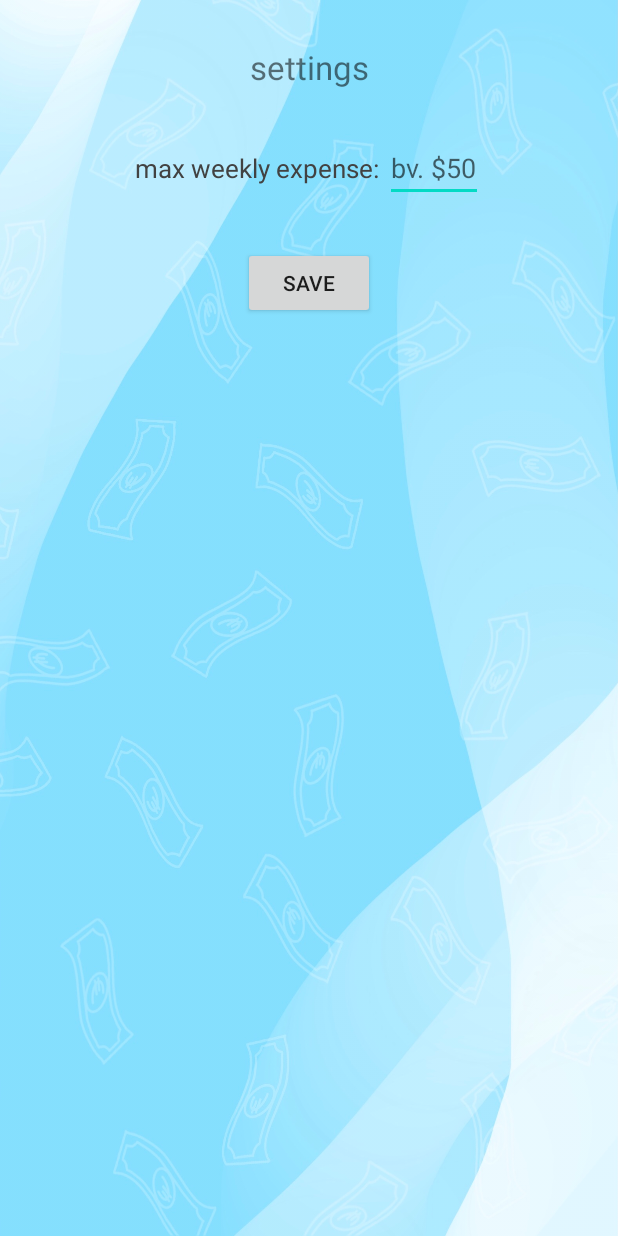
After one commit to W0utC/StudentMoneyApp, an Android app: the Settings screen opened directly, with no data from a screen before it, on a phone screen of 412 x 824 dp. The commit adds this screen. Run offline under Robolectric (Android 15) with nearby library versions, the phone set to English and light mode, and no system bars; network calls fail.

Commit message:
Wout V13: all data methods done (not implemented), SharedPreferences work, settings menu, scrollable viewData page 20/05

```diff
--- a/app/src/main/AndroidManifest.xml
+++ b/app/src/main/AndroidManifest.xml
@@ -33,6 +33,9 @@
         <activity
             android:name=".activity.TransactionReceive"
             android:exported="true" />
+        <activity
+            android:name=".activity.Settings"
+            android:exported="true" />
     </application>
 
 </manifest>
--- a/app/src/main/res/layout/scrollable_test.xml
+++ b/app/src/main/res/layout/scrollable_test.xml
@@ -12,7 +12,6 @@
 
 
     <androidx.constraintlayout.widget.ConstraintLayout
-
         android:layout_width="match_parent"
         android:layout_height="wrap_content">
 
--- /dev/null
+++ b/app/src/main/res/layout/settings_page.xml
@@ -0,0 +1,66 @@
+<?xml version="1.0" encoding="utf-8"?>
+<androidx.constraintlayout.widget.ConstraintLayout xmlns:android="http://schemas.android.com/apk/res/android"
+    xmlns:app="http://schemas.android.com/apk/res-auto"
+    xmlns:tools="http://schemas.android.com/tools"
+    android:layout_height="match_parent"
+    android:layout_width="match_parent"
+    android:background="@drawable/background"
+    tools:context=".activity.MainActivity">
+
+    <TextView
+        android:id="@+id/txtSettings"
+        android:layout_width="wrap_content"
+        android:layout_height="wrap_content"
+        android:layout_centerHorizontal="true"
+        android:layout_marginTop="30dp"
+        android:text="@string/settings"
+        android:textSize="22sp"
+        app:layout_constraintEnd_toEndOf="parent"
+        app:layout_constraintStart_toStartOf="parent"
+        app:layout_constraintTop_toTopOf="parent" />
+
+    <LinearLayout
+        android:id="@+id/linLayWeeklyExpense"
+        android:layout_width="wrap_content"
+        android:layout_height="wrap_content"
+        android:layout_below="@+id/txtSettings"
+        android:layout_alignParentStart="true"
+        android:layout_alignParentEnd="true"
+        android:layout_marginTop="30dp"
+        android:gravity="center_horizontal"
+        app:layout_constraintEnd_toEndOf="parent"
+        app:layout_constraintStart_toStartOf="parent"
+        app:layout_constraintTop_toBottomOf="@+id/txtSettings">
+
+        <TextView
+            android:id="@+id/txtWeeklyExpense"
+            android:layout_width="wrap_content"
+            android:layout_height="wrap_content"
+            android:text="max weekly expense: "
+            android:textColor="#424242"
+            android:textSize="17dp" />
+
+        <EditText
+            android:id="@+id/eTxtWeeklyExpense"
+            android:layout_width="wrap_content"
+            android:layout_height="wrap_content"
+            android:hint="bv. $50"
+            android:inputType="number"
+            tools:ignore="TouchTargetSizeCheck" />
+
+    </LinearLayout>
+
+    <Button
+        android:id="@+id/btSaveChanges"
+        android:layout_width="wrap_content"
+        android:layout_height="wrap_content"
+        android:layout_below="@+id/linLayWeeklyExpense"
+        android:layout_centerHorizontal="true"
+        android:layout_marginTop="30dp"
+        android:onClick="onBtnSaveChanges_Clicked"
+        android:text="@string/save"
+        app:layout_constraintEnd_toEndOf="parent"
+        app:layout_constraintStart_toStartOf="parent"
+        app:layout_constraintTop_toBottomOf="@+id/linLayWeeklyExpense" />
+
+</androidx.constraintlayout.widget.ConstraintLayout>
--- a/app/src/main/res/values/strings.xml
+++ b/app/src/main/res/values/strings.xml
@@ -2,6 +2,9 @@
     <string name="app_name">StudentMoneyApp</string>
     <string name="add_expense">add expense</string>
     <string name="add_income">add income</string>
+    <string name="settings">settings</string>
+    <string name="save">save</string>
+    <string name="maxWeeklyExpense">maxWeeklyExpense</string>
 
     <string-array name="payment_methode">
         <item>card</item>
```
Also changed, not shown: app/src/main/java/com/example/studentmoneyapp/activity/MainActivity.java (+82 -23 lines), app/src/main/java/com/example/studentmoneyapp/activity/Settings.java (added, +81 -0 lines), app/src/main/java/com/example/studentmoneyapp/activity/ViewData.java (+121 -5 lines), app/src/main/java/com/example/studentmoneyapp/utils/AllSettingsClass.java (added, +83 -0 lines), app/src/main/java/com/example/studentmoneyapp/utils/Setting.java (added, +53 -0 lines), app/src/main/res/layout/activity_main.xml (+11 -1 lines), app/src/main/res/layout/view_data.xml (+15 -4 lines).
